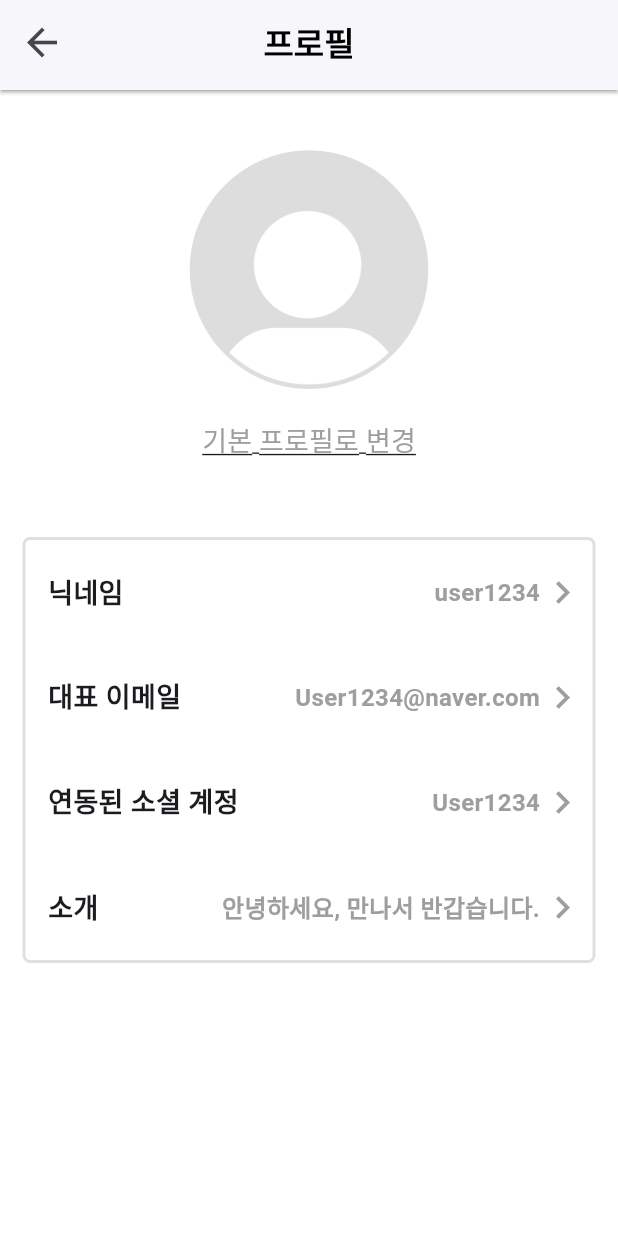
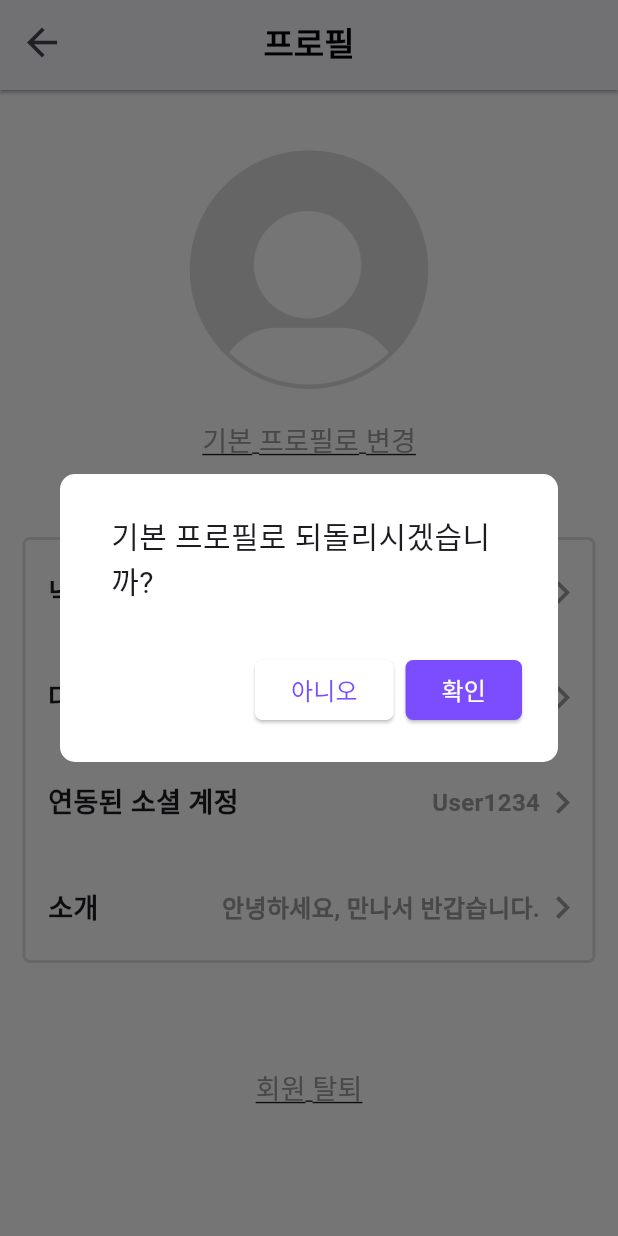
Before and after one commit to capdale/Anidex_App, a Flutter app: the Profile screen opened directly, after a tap on "기본 프로필로 변경", on a phone screen of 412 x 824 dp. Run offline on Flutter 3.47's test engine with Material 3 defaults, Android fonts, the phone set to English and light mode, and no system bars; our stand-ins replace camera, carousel_slider, flutter_native_image, image_picker, permission_handler; missing offline and left inert: textfield_tags; network calls fail; Roboto replaces fonts that are missing (Pretendard).

Commit message:
feat: 회원탈퇴 UI 구현
기본 프로필 버튼 리팩토링

```diff
--- a/lib/src/views/profile_view.dart
+++ b/lib/src/views/profile_view.dart
@@ -22,11 +22,11 @@ class _ProfileViewState extends State<ProfileView> {
             minHeight: MediaQuery.of(context).size.width * 0.5,
             minWidth: MediaQuery.of(context).size.width,
           ),
-          child: Center(
-            child: widgets.ProfileImage()
-          ),
+          child: Center(child: widgets.ProfileImageSetting()),
         ),
-        widgets.profileTable(context, nickname, email, introduction)
+        widgets.profileTable(context, nickname, email, introduction),
+        SizedBox(height: 60),
+        widgets.signOutButton(context)
       ],
     );
   }
--- a/lib/src/widgets/buttons.dart
+++ b/lib/src/widgets/buttons.dart
@@ -1,5 +1,5 @@
 import 'package:anidex_app/src/providers/_init.dart' as providers;
-
+import 'package:anidex_app/src/Root.dart';
 import 'package:flutter/material.dart';
 import 'package:anidex_app/src/pages/_init.dart' as pages;
 import 'package:anidex_app/src/views/_init.dart' as views;
@@ -131,3 +131,60 @@ class ChangeProfileButton extends StatelessWidget {
     );
   }
 }
+
+Widget signOutButton(BuildContext context) {
+  void showSignOutDialog(BuildContext context) {
+    showDialog(
+      context: context,
+      builder: (BuildContext context) {
+        return AlertDialog(
+          backgroundColor: Colors.white,
+          shape:
+              RoundedRectangleBorder(borderRadius: BorderRadius.circular(10.0)),
+          content: Text(
+            "정말로 탈퇴하시겠습니까?\n사라진 데이터는 복구할 수 없습니다.",
+            style: TextStyle(fontSize: 18),
+          ),
+          actions: <Widget>[
+            ElevatedButton(
+              style: ElevatedButton.styleFrom(
+                  backgroundColor: Colors.white,
+                  foregroundColor: Colors.deepPurpleAccent),
+              child: Text(
+                "아니오",
+                style: TextStyle(fontSize: 16),
+              ),
+              onPressed: () {
+                Navigator.of(context).pop();
+              },
+            ),
+            ElevatedButton(
+              child: Text(
+                "예",
+                style: TextStyle(fontSize: 16),
+              ),
+              onPressed: () {
+                // TODO: Session 만료 및 회원정보 삭제
+                Navigator.of(context).pushAndRemoveUntil(
+                    MaterialPageRoute(builder: (context) => const Root()),
+                    (route) => false);
+              },
+            ),
+          ],
+        );
+      },
+    );
+  }
+
+  return TextButton(
+      onPressed: () {
+        showSignOutDialog(context);
+      },
+      child: Text(
+        '회원 탈퇴',
+        style: TextStyle(
+            decoration: TextDecoration.underline,
+            fontSize: 18,
+            color: Colors.grey),
+      ));
+}
--- a/lib/src/widgets/components.dart
+++ b/lib/src/widgets/components.dart
@@ -741,14 +741,14 @@ void showReportDialog(BuildContext context) {
       });
 }
 
-class ProfileImage extends StatefulWidget {
-  const ProfileImage({super.key});
+class ProfileImageSetting extends StatefulWidget {
+  const ProfileImageSetting({super.key});
 
   @override
-  State<ProfileImage> createState() => _ProfileImageState();
+  State<ProfileImageSetting> createState() => _ProfileImageSettingState();
 }
 
-class _ProfileImageState extends State<ProfileImage> {
+class _ProfileImageSettingState extends State<ProfileImageSetting> {
   XFile? _imageFile;
   final ImagePicker _picker = ImagePicker();
 
@@ -774,7 +774,7 @@ class _ProfileImageState extends State<ProfileImage> {
             SizedBox(height: 10),
             TextButton(
                 onPressed: () {
-                  _imageFile = null;
+                  _showRegisterDialog(context);
                 },
                 child: Text(
                   '기본 프로필로 변경',
@@ -795,4 +795,49 @@ class _ProfileImageState extends State<ProfileImage> {
       _imageFile = pickedFile;
     });
   }
+
+  void _showRegisterDialog(BuildContext context) {
+    showDialog(
+        context: context,
+        builder: (BuildContext context) {
+          return AlertDialog(
+            backgroundColor: Colors.white,
+            shape: RoundedRectangleBorder(
+                borderRadius: BorderRadius.circular(10.0)),
+            content: Padding(
+              padding: EdgeInsets.all(10.0),
+              child: Text(
+                "기본 프로필로 되돌리시겠습니까?",
+                style: TextStyle(fontSize: 20),
+              ),
+            ),
+            actions: [
+              ElevatedButton(
+                style: ElevatedButton.styleFrom(
+                    backgroundColor: Colors.white,
+                    foregroundColor: Colors.deepPurpleAccent),
+                child: Text(
+                  "아니오",
+                  style: TextStyle(fontSize: 16),
+                ),
+                onPressed: () {
+                  Navigator.of(context).pop();
+                },
+              ),
+              ElevatedButton(
+                child: Text(
+                  "확인",
+                  style: TextStyle(fontSize: 16),
+                ),
+                onPressed: () {
+                  setState(() {
+                    _imageFile = null;
+                  });
+                  Navigator.of(context).pop();
+                },
+              ),
+            ],
+          );
+        });
+  }
 }
```
